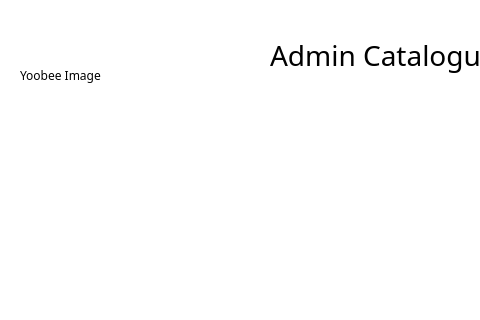
Old version of the form NewWindowChur/admincatalogue.ui in the repository jandrealyn/LibraryQtSystem; both pictures show x 0 to 480 and y 0 to 320 of the 803 by 562 pixel window.
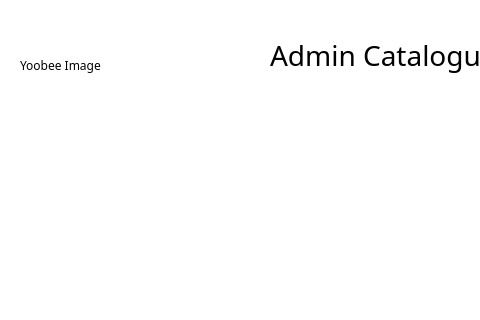
New version of the form.

```diff
--- a/NewWindowChur/admincatalogue.ui
+++ b/NewWindowChur/admincatalogue.ui
@@ -105,7 +105,7 @@
       <x>20</x>
       <y>10</y>
       <width>181</width>
-      <height>131</height>
+      <height>111</height>
      </rect>
     </property>
     <property name="text">
```
